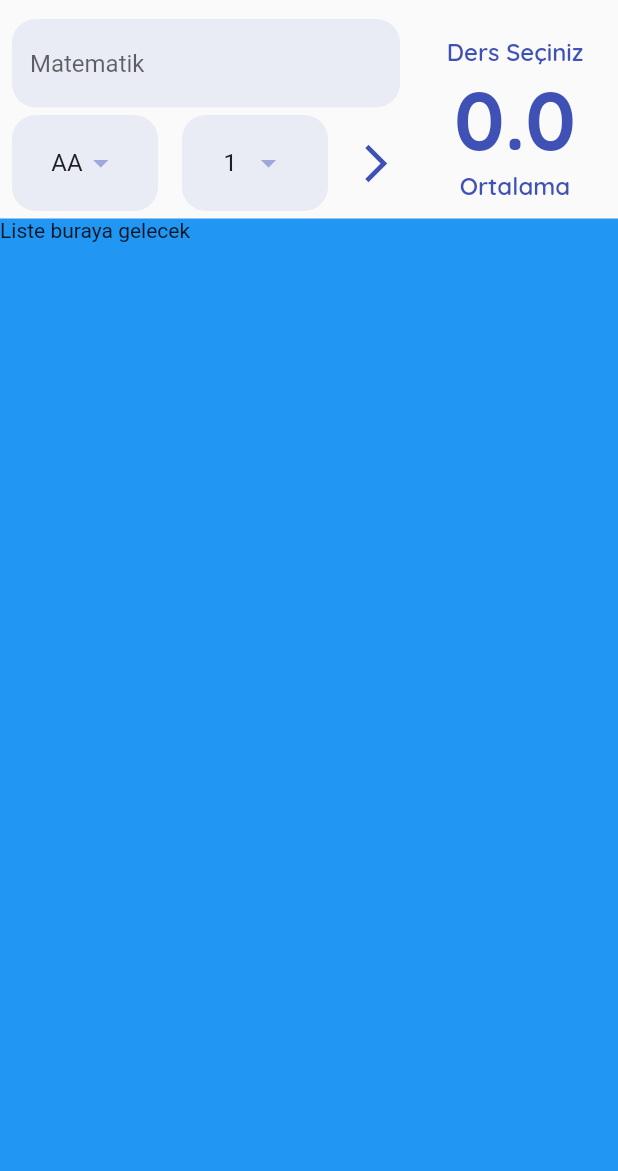
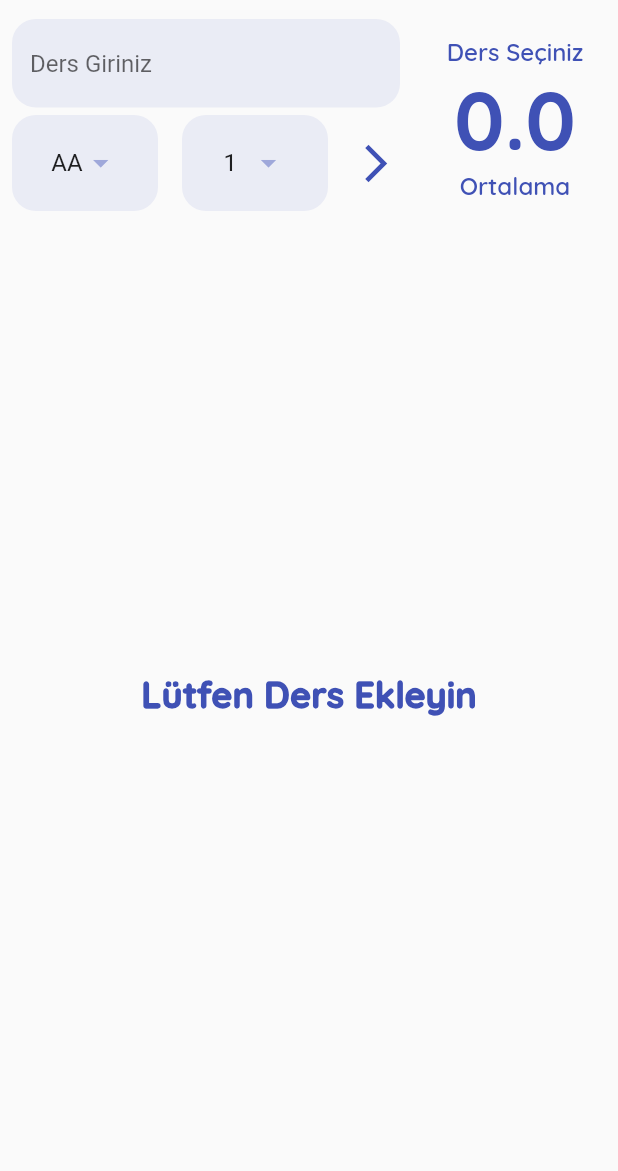
Before and after one commit to DargaHasanBasri/staj_flutter_projects, a Flutter app: the screen it shows after launch, on a phone screen of 412 x 824 dp, the part 65-1236 px from its top. Run offline on Flutter 3.47's test engine with Material 2 defaults, Android fonts, the phone set to English and light mode, and no system bars; our stand-ins replace google_fonts, palette_generator.

Commit message:
derslerin listelenmesi ve dismissible

```diff
--- /dev/null
+++ b/ogrenci_not_ort_hesaplama/dinamik_not_hesaplama/lib/widgets/ders_listesi.dart
@@ -0,0 +1,55 @@
+import 'package:dinamik_not_hesaplama/constants/app_constants.dart';
+import 'package:dinamik_not_hesaplama/helper/data_helper.dart';
+import 'package:flutter/material.dart';
+
+class DersListesi extends StatefulWidget {
+  const DersListesi({super.key});
+
+  @override
+  State<DersListesi> createState() => _DersListesiState();
+}
+
+class _DersListesiState extends State<DersListesi> {
+  @override
+  Widget build(BuildContext context) {
+    List tumDersler = DataHelper.tumEklenenDersler;
+    return tumDersler.length > 0
+        ? ListView.builder(
+            itemCount: tumDersler.length,
+            itemBuilder: (context, index) {
+              return Dismissible(
+                key: UniqueKey(),
+                direction: DismissDirection.startToEnd,
+                onDismissed: (a) {
+                  DataHelper.tumEklenenDersler.removeAt(index);
+                  setState(() {});
+                },
+                child: Padding(
+                  padding: const EdgeInsets.all(2.0),
+                  child: Card(
+                    child: ListTile(
+                      title: Text(tumDersler[index].ad),
+                      leading: CircleAvatar(
+                        backgroundColor: Sabitler.mainColor,
+                        child: Text(
+                          (tumDersler[index].harfDegeri *
+                                  tumDersler[index].krediDegeri)
+                              .toStringAsFixed(0),
+                        ),
+                      ),
+                      subtitle: Text(
+                          '${tumDersler[index].krediDegeri} Kredi , Not Değeri ${tumDersler[index].harfDegeri}'),
+                    ),
+                  ),
+                ),
+              );
+            })
+        : Container(
+            child: Center(
+                child: Text(
+              'Lütfen Ders Ekleyin',
+              style: Sabitler.titleStyle,
+            )),
+          );
+  }
+}
--- a/ogrenci_not_ort_hesaplama/dinamik_not_hesaplama/lib/widgets/ortalama_hesapla_page.dart
+++ b/ogrenci_not_ort_hesaplama/dinamik_not_hesaplama/lib/widgets/ortalama_hesapla_page.dart
@@ -1,6 +1,7 @@
 import 'package:dinamik_not_hesaplama/constants/app_constants.dart';
 import 'package:dinamik_not_hesaplama/helper/data_helper.dart';
 import 'package:dinamik_not_hesaplama/model/ders.dart';
+import 'package:dinamik_not_hesaplama/widgets/ders_listesi.dart';
 import 'package:dinamik_not_hesaplama/widgets/ortalama_goster.dart';
 import 'package:flutter/material.dart';
 
@@ -20,6 +21,7 @@
   @override
   Widget build(BuildContext context) {
     return Scaffold(
+      resizeToAvoidBottomInset: false,
       appBar: AppBar(
         backgroundColor: Colors.transparent,
         elevation: 0,
@@ -48,10 +50,7 @@
             ],
           ),
           Expanded(
-            child: Container(
-              color: Colors.blue,
-              child: const Text('Liste buraya gelecek'),
-            ),
+            child: DersListesi(),
           ),
         ],
       ),
@@ -126,7 +125,7 @@
         }
       },
       decoration: InputDecoration(
-        hintText: 'Matematik',
+        hintText: 'Ders Giriniz',
         border: OutlineInputBorder(
           borderRadius: Sabitler.borderRadius,
           borderSide: BorderSide.none,
```
